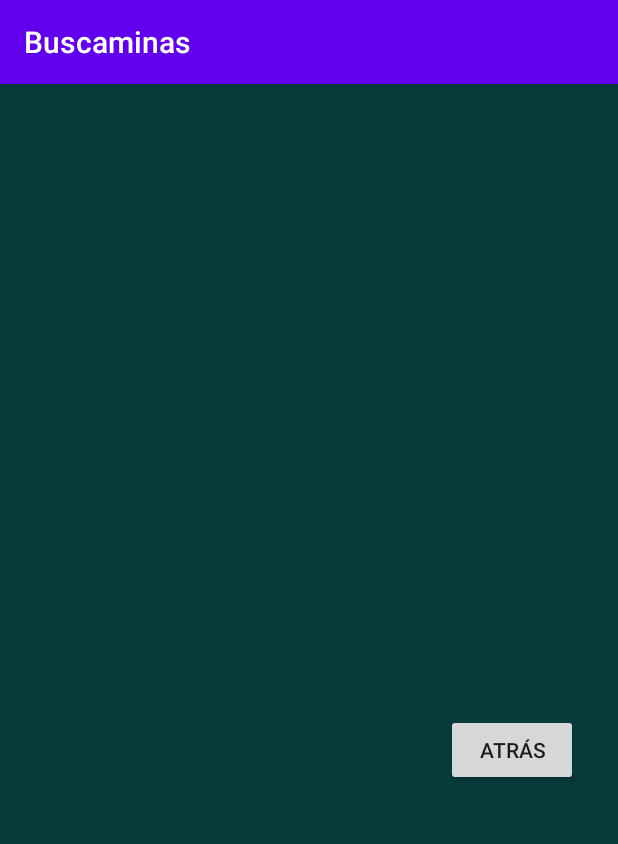
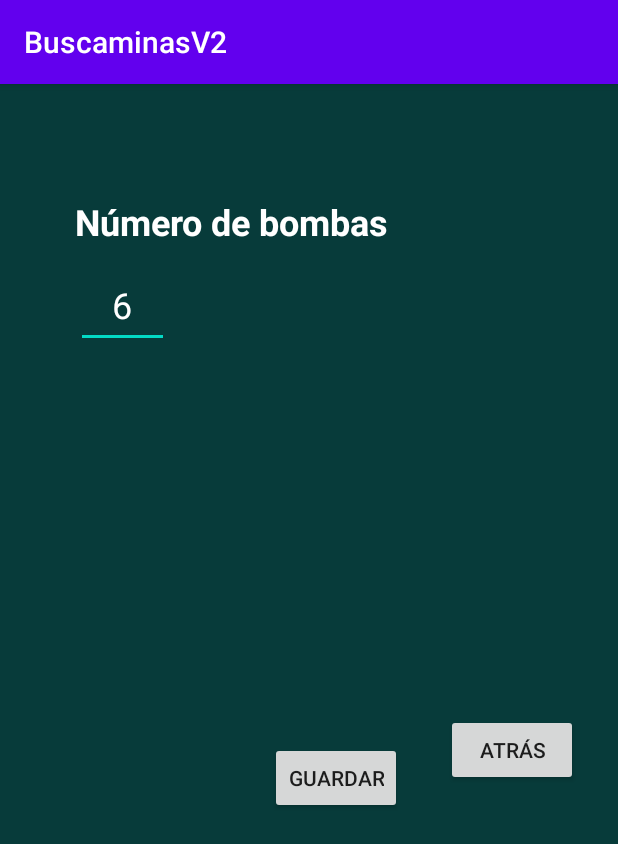
Before and after one commit to xRaul30x/proyectosAndroid, an Android app: the screen it shows after launch (Configuracion), after a tap on "CONFIGURACIÓN", on a phone screen of 412 x 824 dp. Shown: the top 844 px of the screen. Run offline under Robolectric (Android 15) with nearby library versions, the phone set to English and light mode, and no system bars.

Commit message:
menú de configuración (número de bombas)

```diff
--- a/BuscaminasV2/app/src/main/java/com/example/buscaminasv2/Configuracion.java
+++ b/BuscaminasV2/app/src/main/java/com/example/buscaminasv2/Configuracion.java
@@ -2,8 +2,11 @@
 
 import android.content.Intent;
 import android.os.Bundle;
+import android.view.Gravity;
 import android.view.View;
 import android.widget.Button;
+import android.widget.EditText;
+import android.widget.Toast;
 
 import androidx.appcompat.app.AppCompatActivity;
 
@@ -14,6 +17,23 @@
     protected void onCreate(Bundle savedInstanceState) {
         super.onCreate(savedInstanceState);
         setContentView(R.layout.configuracion_layout);
+
+        final EditText nBombasText = (EditText)findViewById(R.id.nBombas);
+        nBombasText.setText(MenuPrincipal.bombas+"");
+
+        Button guardar = (Button)findViewById(R.id.guardar);
+        guardar.setOnClickListener(new View.OnClickListener() {
+            @Override
+            public void onClick(View v) {
+
+                int nBombas = Integer.parseInt(nBombasText.getText().toString());
+                MenuPrincipal.bombas = nBombas;
+
+                Toast toast = Toast.makeText(getApplicationContext(), "Cambios guardados", Toast.LENGTH_SHORT);
+                toast.setGravity(Gravity.BOTTOM, 0, 0);
+                toast.show();
+            }
+        });
 
         Button atras = (Button)findViewById(R.id.volver);
         atras.setOnClickListener(new View.OnClickListener() {
--- a/BuscaminasV2/app/src/main/java/com/example/buscaminasv2/MenuPrincipal.java
+++ b/BuscaminasV2/app/src/main/java/com/example/buscaminasv2/MenuPrincipal.java
@@ -10,6 +10,8 @@
 import androidx.appcompat.app.AppCompatActivity;
 
 public class MenuPrincipal extends AppCompatActivity {
+
+    static int bombas = 6; //esta variable puede ser cambiada desde configuración y se utiliza en Tablero
 
     @Override
     protected void onCreate(Bundle savedInstanceState) {
@@ -49,6 +51,8 @@
                 alert.setPositiveButton("Si", new DialogInterface.OnClickListener() {
                     @Override
                     public void onClick(DialogInterface dialog, int which) {
+
+                        bombas = 6; //reiniciamos la variable por si ha sido cambiada durante el juego
                         finish();
                     }
                 });
--- a/BuscaminasV2/app/src/main/res/layout/configuracion_layout.xml
+++ b/BuscaminasV2/app/src/main/res/layout/configuracion_layout.xml
@@ -5,6 +5,46 @@
     android:layout_width="match_parent"
     android:layout_height="match_parent"
     android:background="#073B3A">
+
+    <TextView
+        android:id="@+id/textView"
+        android:layout_width="wrap_content"
+        android:layout_height="wrap_content"
+        android:layout_marginStart="48dp"
+        android:layout_marginLeft="48dp"
+        android:layout_marginTop="57dp"
+        android:layout_marginEnd="151dp"
+        android:layout_marginRight="151dp"
+        android:layout_marginBottom="642dp"
+        android:text="Número de bombas"
+        android:textColor="#FFFFFF"
+        android:textSize="24sp"
+        android:textStyle="bold"
+        app:layout_constraintBottom_toBottomOf="parent"
+        app:layout_constraintEnd_toEndOf="parent"
+        app:layout_constraintStart_toStartOf="parent"
+        app:layout_constraintTop_toTopOf="parent" />
+
+    <EditText
+        android:id="@+id/nBombas"
+        android:layout_width="62dp"
+        android:layout_height="57dp"
+        android:layout_marginStart="50dp"
+        android:layout_marginLeft="50dp"
+        android:layout_marginTop="100dp"
+        android:layout_marginEnd="299dp"
+        android:layout_marginRight="299dp"
+        android:layout_marginBottom="574dp"
+        android:ems="10"
+        android:gravity="center"
+        android:inputType="number"
+        android:maxLength="63"
+        android:textColor="#FFFFFF"
+        android:textSize="24sp"
+        app:layout_constraintBottom_toBottomOf="parent"
+        app:layout_constraintEnd_toEndOf="parent"
+        app:layout_constraintStart_toStartOf="parent"
+        app:layout_constraintTop_toTopOf="parent" />
 
     <Button
         android:id="@+id/volver"
@@ -23,4 +63,20 @@
         app:layout_constraintStart_toStartOf="parent"
         app:layout_constraintTop_toTopOf="parent"
         app:layout_constraintVertical_bias="0.0" />
+
+    <Button
+        android:id="@+id/guardar"
+        android:layout_width="wrap_content"
+        android:layout_height="wrap_content"
+        android:layout_marginStart="179dp"
+        android:layout_marginLeft="179dp"
+        android:layout_marginTop="420dp"
+        android:layout_marginEnd="144dp"
+        android:layout_marginRight="144dp"
+        android:layout_marginBottom="263dp"
+        android:text="Guardar"
+        app:layout_constraintBottom_toBottomOf="parent"
+        app:layout_constraintEnd_toEndOf="parent"
+        app:layout_constraintStart_toStartOf="parent"
+        app:layout_constraintTop_toTopOf="parent" />
 </androidx.constraintlayout.widget.ConstraintLayout>
```
Also changed, not shown: BuscaminasV2/app/src/main/java/com/example/buscaminasv2/Tablero.java (+16 -15 lines).
